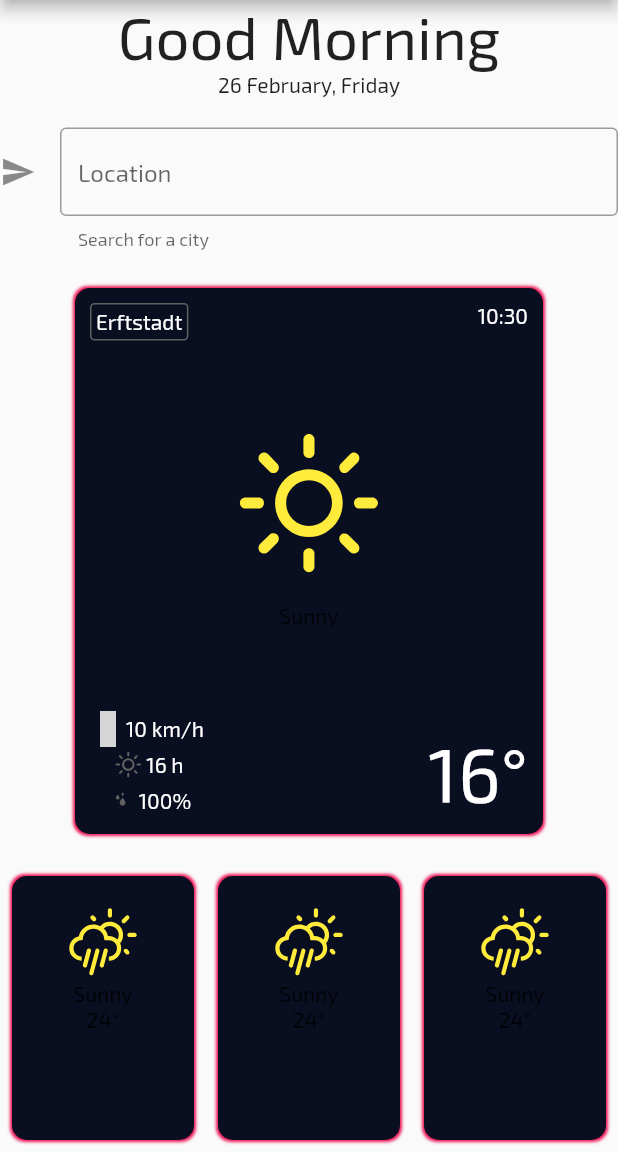
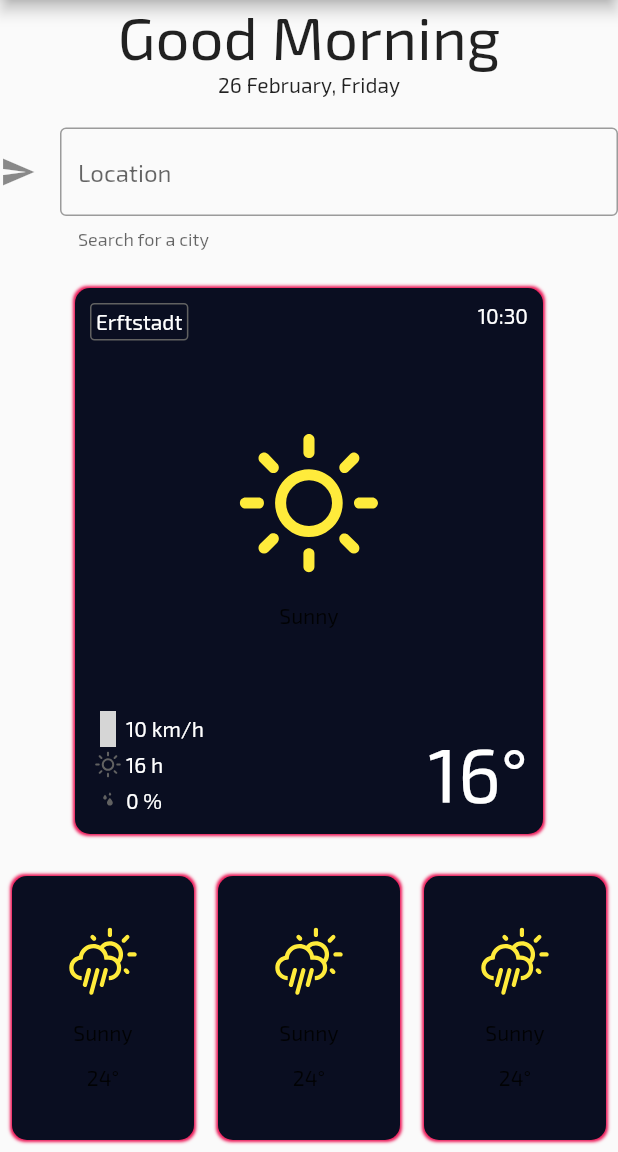
Before and after one commit to Dextavision/weathy, a Flutter app: the screen it shows after launch, on a phone screen of 412 x 824 dp, the part 84-1236 px from its top. Run offline on Flutter 3.47's test engine with Material 2 defaults, Android fonts, the phone set to English and light mode, and no system bars; our stand-ins replace google_fonts, weather_icons; grey boxes are pictures that could not be loaded.

Commit message:
fixed weathy card layout from the icons and forecast card align evenly in the column now

```diff
--- a/lib/view/forecast/forecast_card.dart
+++ b/lib/view/forecast/forecast_card.dart
@@ -25,6 +25,7 @@ class ForecastCard extends StatelessWidget {
           ],
         ),
         child: Column(
+          mainAxisAlignment: MainAxisAlignment.spaceEvenly,
           children: [
             BoxedIcon(
               WeatherIcons.day_rain,
--- a/lib/view/weathy_card/weathy_card.dart
+++ b/lib/view/weathy_card/weathy_card.dart
@@ -82,6 +82,7 @@ class WeathyCard extends StatelessWidget {
                 Padding(
                   padding: const EdgeInsets.fromLTRB(10.0, 10.0, 10.0, 10.0),
                   child: Column(
+                    crossAxisAlignment: CrossAxisAlignment.start,
                     children: [
                       Row(
                         children: [
@@ -114,7 +115,7 @@ class WeathyCard extends StatelessWidget {
                             color: Colors.grey.shade700,
                           ),
                           Text(
-                            '100%',
+                            '0 %',
                             style: cardTextStyle,
                           ),
                         ],
```
